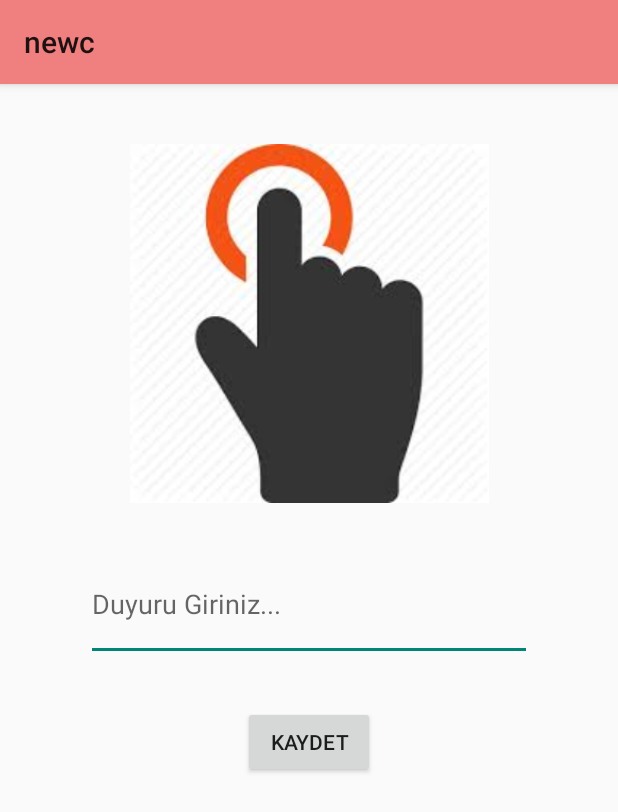
After one commit to alisamioglu/NewProjeGitHub1, an Android app: the UploadActivity screen opened directly, with no data from a screen before it, on a phone screen of 412 x 824 dp. The commit adds this screen. Shown: the top 812 px of the screen. Run offline under Robolectric (Android 15) with nearby library versions, the phone set to English and light mode, and no system bars; our stand-ins replace Firebase (no records; nobody signed in at launch, a user with empty details on screens opened directly).

Commit message:
son hali

```diff
--- a/app/src/main/AndroidManifest.xml
+++ b/app/src/main/AndroidManifest.xml
@@ -1,6 +1,8 @@
 <?xml version="1.0" encoding="utf-8"?>
 <manifest xmlns:android="http://schemas.android.com/apk/res/android"
     xmlns:tools="http://schemas.android.com/tools">
+
+    <uses-permission android:name="android.permission.READ_EXTERNAL_STORAGE"></uses-permission>
 
     <application
         android:allowBackup="true"
@@ -11,6 +13,9 @@
         android:supportsRtl="true"
         android:theme="@style/Theme.Newc"
         tools:targetApi="31">
+        <activity
+            android:name=".UploadActivity"
+            android:exported="false" />
         <activity
             android:name=".Duyuru"
             android:exported="false" />
--- /dev/null
+++ b/app/src/main/java/com/samioglu/newc/Post.kt
@@ -0,0 +1,3 @@
+package com.samioglu.newc
+
+data class Post (val email: String, val comment : String, val downloadUrl : String )
--- /dev/null
+++ b/app/src/main/res/layout/activity_upload.xml
@@ -0,0 +1,46 @@
+<?xml version="1.0" encoding="utf-8"?>
+<androidx.constraintlayout.widget.ConstraintLayout xmlns:android="http://schemas.android.com/apk/res/android"
+    xmlns:app="http://schemas.android.com/apk/res-auto"
+    xmlns:tools="http://schemas.android.com/tools"
+    android:layout_width="match_parent"
+    android:layout_height="match_parent"
+    tools:context=".UploadActivity">
+
+    <ImageView
+        android:id="@+id/SelectImage"
+        android:layout_width="296dp"
+        android:layout_height="239dp"
+        android:layout_marginStart="20dp"
+        android:layout_marginTop="40dp"
+        android:layout_marginEnd="20dp"
+        android:contentDescription="select ımage"
+        android:onClick="imageViewClicked"
+        app:layout_constraintEnd_toEndOf="parent"
+        app:layout_constraintStart_toStartOf="parent"
+        app:layout_constraintTop_toTopOf="parent"
+        app:srcCompat="@drawable/selecttt" />
+
+    <EditText
+        android:id="@+id/NoticeText"
+        android:layout_width="297dp"
+        android:layout_height="75dp"
+        android:layout_marginTop="30dp"
+        android:ems="10"
+        android:hint="Duyuru Giriniz..."
+        android:inputType="textPersonName"
+        app:layout_constraintEnd_toEndOf="parent"
+        app:layout_constraintStart_toStartOf="parent"
+        app:layout_constraintTop_toBottomOf="@+id/SelectImage" />
+
+    <Button
+        android:id="@+id/KaydetButton"
+        android:layout_width="wrap_content"
+        android:layout_height="wrap_content"
+        android:layout_marginTop="30dp"
+        android:onClick="uploadClicked"
+        android:text="Kaydet"
+        app:layout_constraintEnd_toEndOf="parent"
+        app:layout_constraintStart_toStartOf="parent"
+        app:layout_constraintTop_toBottomOf="@+id/NoticeText" />
+
+</androidx.constraintlayout.widget.ConstraintLayout>
--- /dev/null
+++ b/app/src/main/res/menu/duyurr_menu.xml
@@ -0,0 +1,6 @@
+<?xml version="1.0" encoding="utf-8"?>
+<menu xmlns:android="http://schemas.android.com/apk/res/android">
+<item android:id="@+id/add_post" android:title="Duyuru Ekle">
+
+</item>
+</menu>
```
Also changed, not shown: app/build.gradle (+7 -2 lines), app/src/main/java/com/samioglu/newc/Duyuru.kt (+95 -1 lines), app/src/main/java/com/samioglu/newc/FeedRecyclerAdapter.kt (added, +39 -0 lines), app/src/main/java/com/samioglu/newc/HomePage.kt (+29 -0 lines), app/src/main/java/com/samioglu/newc/UploadActivity.kt (added, +168 -0 lines), app/src/main/res/layout/activity_duyuru.xml (+12 -0 lines), app/src/main/res/layout/recycler_row.xml (added, +42 -0 lines), app/src/main/res/drawable/selecttt.png (added).
